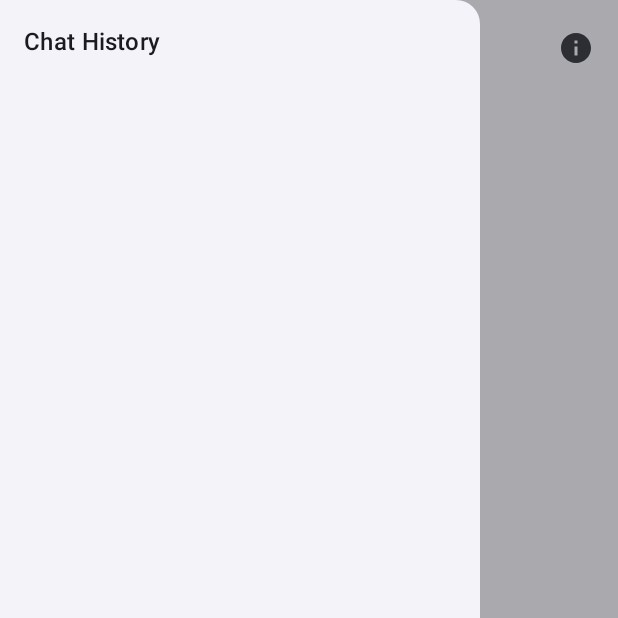
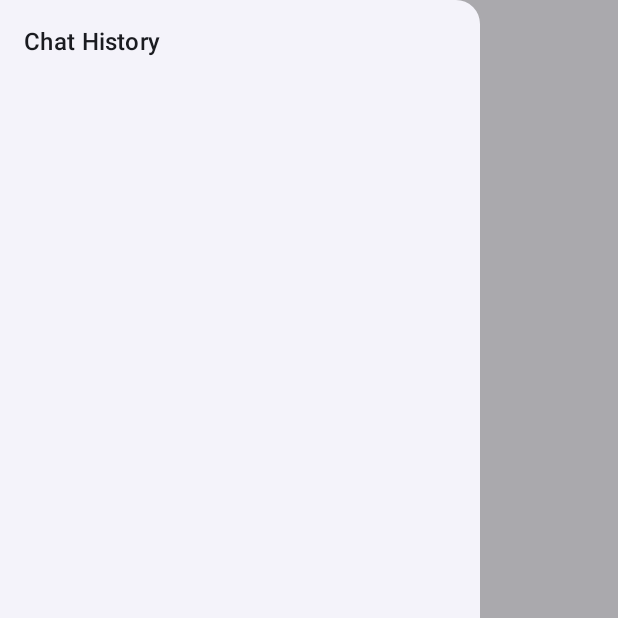
Before and after one commit to shadow3aaa/DeepseekChatbox, an Android app built with Jetpack Compose: the screen it shows after launch (MainActivity), after a tap on "Menu", on a phone screen of 412 x 824 dp, the top half of it. Run offline under Robolectric (Android 15) with nearby library versions, the phone set to English and light mode, and no system bars; libraries missing offline, so code that uses them is left out: okhttp3.sse.

Commit message:
refactor(ui): 移除不必要的信息按钮

```diff
--- a/app/src/main/java/com/shadow3/deepseekchatbox/MainActivity.kt
+++ b/app/src/main/java/com/shadow3/deepseekchatbox/MainActivity.kt
@@ -2,7 +2,6 @@ package com.shadow3.deepseekchatbox
 
 import android.content.Context
 import android.os.Bundle
-import android.widget.Toast
 import androidx.activity.ComponentActivity
 import androidx.activity.compose.setContent
 import androidx.activity.enableEdgeToEdge
@@ -20,7 +19,6 @@ import androidx.compose.foundation.lazy.itemsIndexed
 import androidx.compose.foundation.shape.RoundedCornerShape
 import androidx.compose.material.icons.Icons
 import androidx.compose.material.icons.automirrored.filled.Send
-import androidx.compose.material.icons.filled.Info
 import androidx.compose.material.icons.filled.Menu
 import androidx.compose.material3.Card
 import androidx.compose.material3.CardDefaults
@@ -178,14 +176,6 @@ fun App(viewModel: AppViewModel = viewModel()) {
                         IconButton(onClick = { scope.launch { drawerState.open() } }) {
                             Icon(Icons.Default.Menu, contentDescription = "Menu")
                         }
-                    },
-                    actions = {
-                        IconButton(onClick = {
-                            Toast.makeText(context, "Model: $currentModel", Toast.LENGTH_SHORT)
-                                .show()
-                        }) {
-                            Icon(Icons.Default.Info, contentDescription = "Info")
-                        }
                     }
                 )
             },
```
